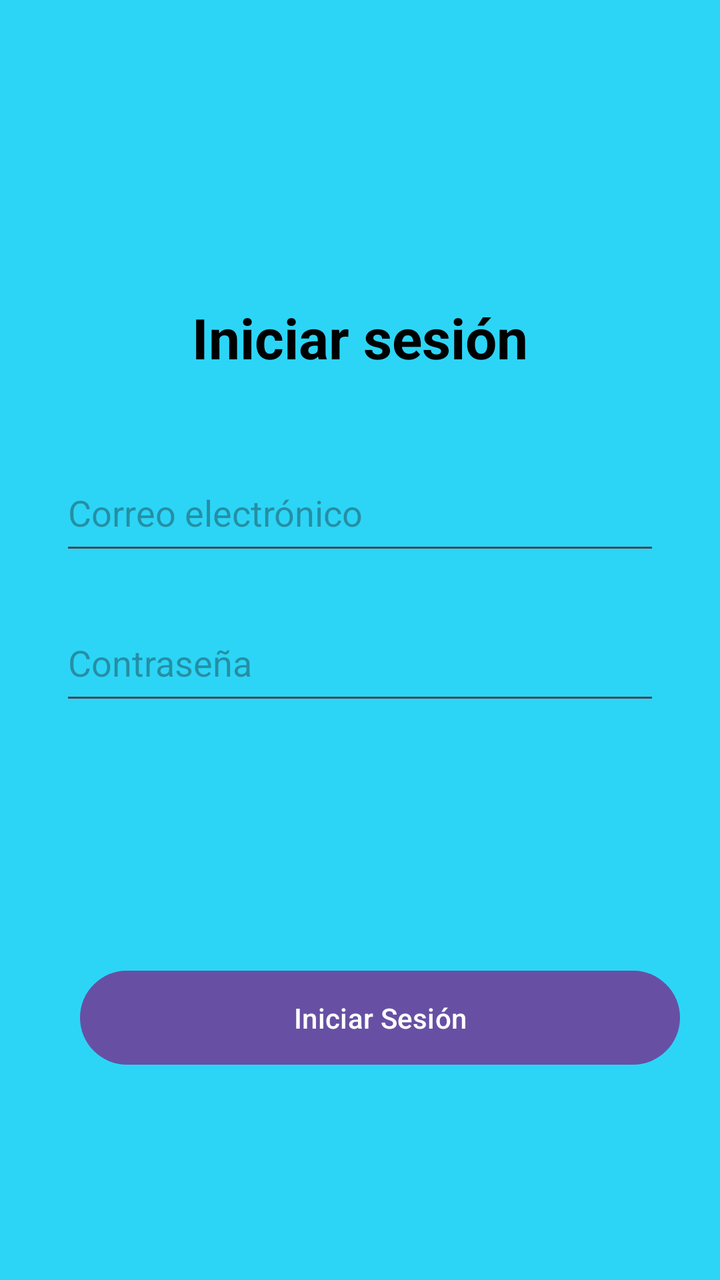
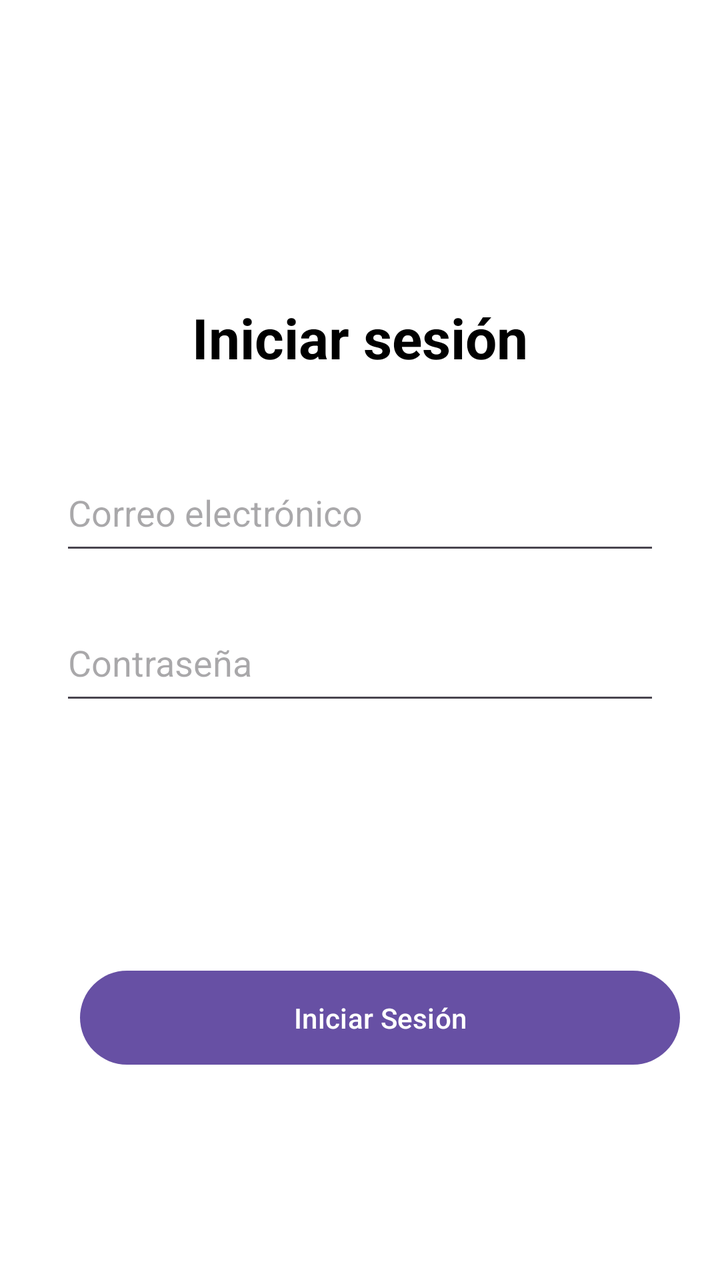

The first picture is an Android layout as it rendered before a commit; the second is the same layout after the commit. The layout source and the unified diff follow.
<!-- AndroidManifest.xml: application theme Theme.AlkeWallet -->
<!-- res/layout/activity_login.xml -->
<?xml version="1.0" encoding="utf-8"?>
<androidx.constraintlayout.widget.ConstraintLayout xmlns:android="http://schemas.android.com/apk/res/android"
    xmlns:app="http://schemas.android.com/apk/res-auto"
    xmlns:tools="http://schemas.android.com/tools"
    android:id="@+id/main"
    android:layout_width="match_parent"
    android:layout_height="match_parent"
    android:background="@color/celeste"
    tools:context=".Login">

    <TextView
        android:id="@+id/tituloLogin"
        android:layout_width="wrap_content"
        android:layout_height="wrap_content"
        android:text="Iniciar sesión"
        android:textSize="28sp"
        android:textStyle="bold"
        android:textColor="@color/black"
        app:layout_constraintStart_toStartOf="parent"
        app:layout_constraintEnd_toEndOf="parent"
        app:layout_constraintTop_toTopOf="parent"
        android:layout_marginTop="150dp" />

    <EditText
        android:id="@+id/email"
        android:layout_width="300dp"
        android:layout_height="55dp"
        android:hint="Correo electrónico"
        android:inputType="textEmailAddress"
        app:layout_constraintTop_toBottomOf="@id/tituloLogin"
        app:layout_constraintStart_toStartOf="parent"
        app:layout_constraintEnd_toEndOf="parent"
        android:layout_marginTop="40dp" />
    <EditText
        android:id="@+id/contrasena"
        android:layout_width="300dp"
        android:layout_height="55dp"
        android:hint="Contraseña"
        android:inputType="textPassword"
        app:layout_constraintTop_toBottomOf="@id/email"
        app:layout_constraintStart_toStartOf="parent"
        app:layout_constraintEnd_toEndOf="parent"
        android:layout_marginTop="20dp" />

    <Button
        android:id="@+id/btnLogin"
        android:layout_width="300dp"
        android:layout_height="55dp"
        android:layout_marginTop="124dp"
        android:text="Iniciar Sesión"
        app:layout_constraintStart_toStartOf="parent"
        app:layout_constraintEnd_toEndOf="parent"
        app:layout_constraintHorizontal_bias="0.666"
          app:layout_constraintTop_toBottomOf="@id/contrasena"
        app:layout_goneMarginTop="35dp" />

    </androidx.constraintlayout.widget.ConstraintLayout>
<!-- resources referenced by this layout -->
<resources>
  <color name="black">#FF000000</color>
  <color name="celeste">#2CD5F6</color>
  <style name="Theme.AlkeWallet" parent="Base.Theme.AlkeWallet" />
  <style name="Base.Theme.AlkeWallet" parent="Theme.Material3.DayNight.NoActionBar">
          
          
      </style>
</resources>

<!-- the commit's change to res/layout/activity_login.xml (unified diff, before → after) -->
@@ -5,7 +5,7 @@
     android:id="@+id/main"
     android:layout_width="match_parent"
     android:layout_height="match_parent"
-    android:background="@color/celeste"
+    android:background="@color/white"
     tools:context=".Login">
 
     <TextView
<!-- resource entries referenced after the edit -->
@@ -1,7 +1,7 @@
 <!-- resources referenced by this layout -->
 <resources>
   <color name="black">#FF000000</color>
-  <color name="celeste">#2CD5F6</color>
+  <color name="white">#FFFFFFFF</color>
   <style name="Theme.AlkeWallet" parent="Base.Theme.AlkeWallet" />
   <style name="Base.Theme.AlkeWallet" parent="Theme.Material3.DayNight.NoActionBar">
           
